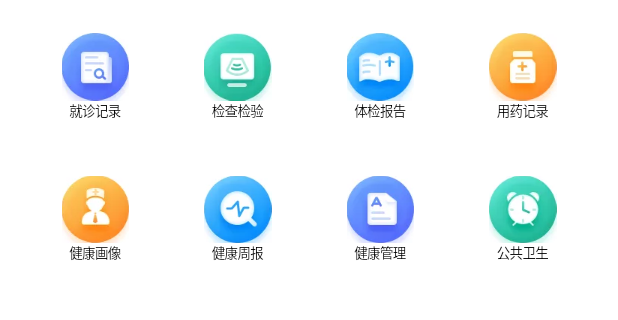
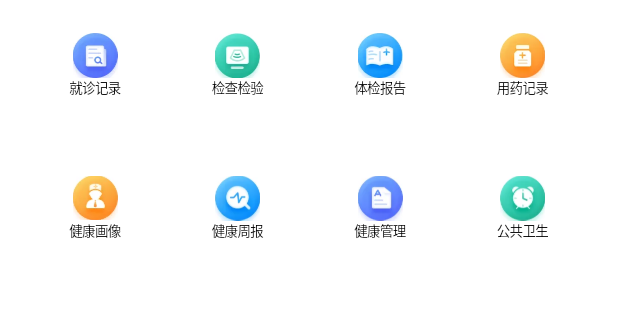
Before and after one commit to warriorsfly/zenroom, a Flutter app: the IndexScreen screen opened directly, on a phone screen of 412 x 824 dp, the part 57-377 px from its top. Run offline on Flutter 3.47's test engine with Material 2 defaults, Android fonts, the phone set to English and light mode, and no system bars.

```diff
--- a/lib/main.dart
+++ b/lib/main.dart
@@ -1,8 +1,10 @@
 import 'package:flutter/cupertino.dart';
+import 'package:flutter_web_plugins/flutter_web_plugins.dart';
 import 'package:zenroom/routes.dart';
 import 'package:zenroom/screen/home.dart';
 
 void main() {
+  setUrlStrategy(PathUrlStrategy());
   runApp(ZenApp());
 }
 
--- a/lib/routes.dart
+++ b/lib/routes.dart
@@ -3,7 +3,7 @@ import 'package:flutter/cupertino.dart';
 import 'package:provider/provider.dart';
 import 'package:zenroom/screen/home.dart';
 import 'package:zenroom/screen/login.dart';
-import 'package:zenroom/screen/record.dart';
+import 'package:zenroom/screen/record_list.dart';
 
 import 'data/provider/root_model.dart';
 
@@ -26,8 +26,12 @@ class RouteConfiguration {
   /// take priority.
   static List<Path> paths = [
     Path(
-      r'^' + RecordScreen.route,
-      (context, match) => RecordScreen(empi: match),
+      r'^' + LoginScreen.route,
+      (context, match) => LoginScreen(),
+    ),
+    Path(
+      r'^' + RecordListScreen.route,
+      (context, match) => RecordListScreen(empi: match),
     ),
 
     /// 根节点最后验证
--- a/lib/screen/index.dart
+++ b/lib/screen/index.dart
@@ -1,7 +1,7 @@
 import 'package:flutter/cupertino.dart';
 import 'package:provider/provider.dart';
 import 'package:zenroom/data/provider/root_model.dart';
-import 'package:zenroom/screen/record.dart';
+import 'package:zenroom/screen/record_list.dart';
 import 'package:zenroom/widget/icon_menu.dart';
 
 class IndexScreen extends StatefulWidget {
@@ -51,8 +51,8 @@ class _IndexScreenState extends State<IndexScreen> {
                           final acc = context.read<AccountStatus?>();
                           if (acc != null) {
                             Navigator.of(context).push<void>(CupertinoPageRoute(
-                                builder: (ctx) =>
-                                    RecordScreen(empi: acc.account?.empi ?? ''),
+                                builder: (ctx) => RecordListScreen(
+                                    empi: acc.account?.empi ?? ''),
                                 title: '诊疗记录'));
                           }
                         }),
--- a/lib/screen/login.dart
+++ b/lib/screen/login.dart
@@ -1,7 +1,7 @@
 import 'package:flutter/cupertino.dart';
 
 class LoginScreen extends StatelessWidget {
-  // static const String route = '/login';
+  static const String route = '/login';
   @override
   Widget build(BuildContext context) {
     return Container(
@@ -19,7 +19,7 @@ class LoginScreen extends StatelessWidget {
             mainAxisAlignment: MainAxisAlignment.center,
             children: [
               Expanded(
-                child: Icon(CupertinoIcons.person_fill),
+                child: Icon(CupertinoIcons.person),
                 flex: 1,
               ),
               Expanded(
@@ -36,7 +36,7 @@ class LoginScreen extends StatelessWidget {
             mainAxisAlignment: MainAxisAlignment.center,
             children: [
               Expanded(
-                child: Icon(CupertinoIcons.lock_fill),
+                child: Icon(CupertinoIcons.lock),
                 flex: 1,
               ),
               Expanded(
--- a/lib/widget/icon_menu.dart
+++ b/lib/widget/icon_menu.dart
@@ -25,8 +25,8 @@ class IconMenu extends StatelessWidget {
           children: [
             Image.asset(
               icon,
-              width: 45,
-              height: 45,
+              width: 30,
+              height: 30,
             ),
             Text(
               title,
--- a/pubspec.yaml
+++ b/pubspec.yaml
@@ -28,8 +28,8 @@ dependencies:
   flutter_web_plugins:
     sdk: flutter
 
-  cupertino_icons: ^1.0.0
-  http: ^0.13.1
+  cupertino_icons: ^1.0.3
+  http: ^0.13.3
   json_annotation: ^4.0.1
   provider: ^5.0.0
 
```
Also changed, not shown: lib/screen/record_detail.dart (added, +19 -0 lines), lib/screen/record_list.dart (renamed from lib/screen/record.dart, +18 -10 lines), lib/widget/item_record.dart (+9 -5 lines), pubspec.lock.
